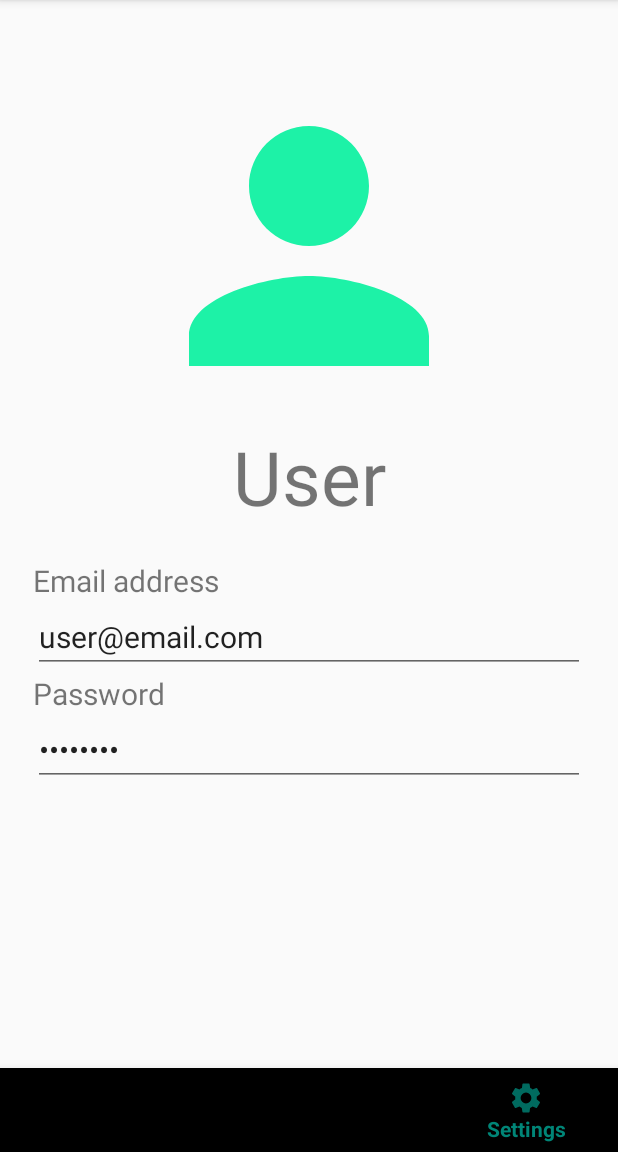
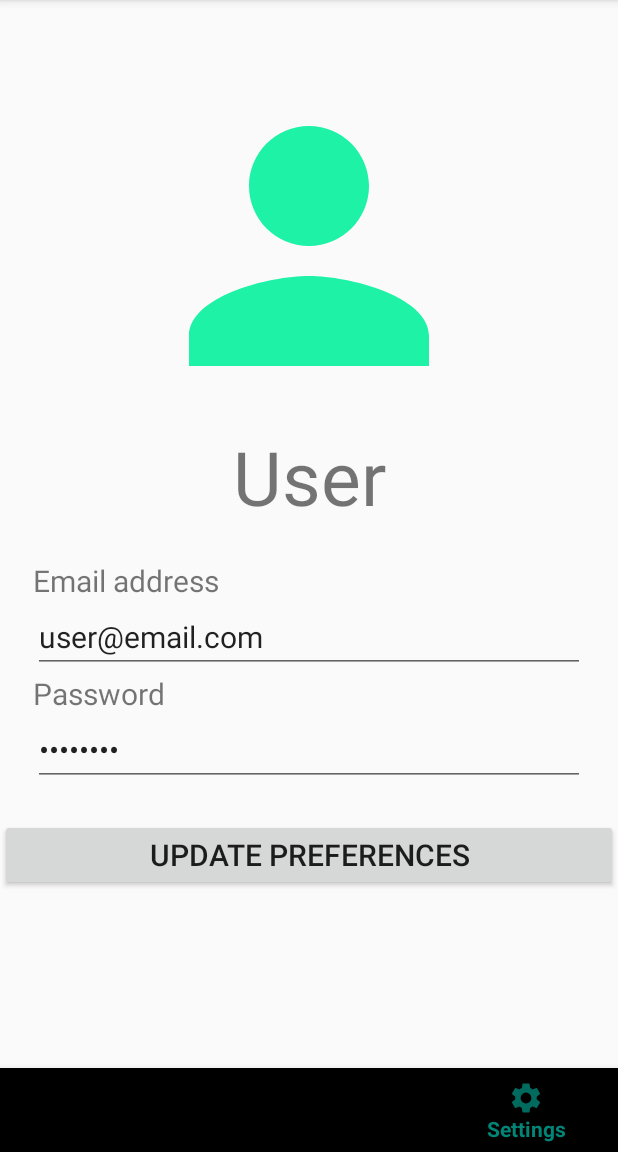
Before and after one commit to Etzernal/Java-1D, an Android app: the screen it shows after launch (MainActivity), item 4 of the bottom bar chosen, on a phone screen of 412 x 824 dp, the part 84-1236 px from its top. Run offline under Robolectric (Android 15) with nearby library versions, the light colour scheme and no system bars.

Commit message:
Add settings page

```diff
--- a/Java_1D/app/src/main/java/com/example/java_1d/MainActivity.java
+++ b/Java_1D/app/src/main/java/com/example/java_1d/MainActivity.java
@@ -14,8 +14,15 @@ import androidx.fragment.app.Fragment;
 import android.view.View;
 import android.view.Menu;
 import android.view.MenuItem;
+import android.widget.Button;
+
+import org.w3c.dom.Text;
 
 public class MainActivity extends AppCompatActivity {
+
+    private Text user_email;
+    private String password = "password";
+    private String username = "User";
 
     @Override
     protected void onCreate(Bundle savedInstanceState) {
@@ -57,6 +64,14 @@ public class MainActivity extends AppCompatActivity {
                             break;
                         case R.id.action_settings:
                             selectedFragment = new SettingsFragment();
+//                            final Button update = findViewById(R.id.settings_update_button);
+//                            update.setOnClickListener(new View.OnClickListener() {
+//                                @Override
+//                                public void onClick(View v) {
+//                                    //no idea what to put in here
+//                                }
+//                            });
+
                             break;
 
                     }
--- a/Java_1D/app/src/main/res/layout/fragment_settings.xml
+++ b/Java_1D/app/src/main/res/layout/fragment_settings.xml
@@ -16,7 +16,7 @@
             android:orientation="vertical">
 
             <ImageView
-                android:id="@+id/imageView4"
+                android:id="@+id/settings_profile_pic"
                 android:layout_width="wrap_content"
                 android:layout_height="wrap_content"
                 android:layout_gravity="center_horizontal"
@@ -33,7 +33,7 @@
                 android:layout_marginBottom="10pt"/>
 
             <TextView
-                android:id="@+id/login_email"
+                android:id="@+id/settings_login_email"
                 android:layout_width="match_parent"
                 android:layout_height="wrap_content"
                 android:layout_marginHorizontal="10pt"
@@ -41,7 +41,7 @@
                 android:textSize="20sp"/>
 
             <EditText
-                android:id="@+id/email_input"
+                android:id="@+id/settings_email_input"
                 android:layout_width="match_parent"
                 android:layout_height="wrap_content"
                 android:layout_marginHorizontal="10pt"
@@ -51,7 +51,7 @@
                 android:textSize="20sp"/>
 
             <TextView
-                android:id="@+id/login_password"
+                android:id="@+id/settings_login_password"
                 android:layout_width="match_parent"
                 android:layout_height="wrap_content"
                 android:layout_marginHorizontal="10pt"
@@ -59,13 +59,21 @@
                 android:textSize="20sp"/>
 
             <EditText
-                android:id="@+id/pw_input"
+                android:id="@+id/settings_pw_input"
                 android:layout_width="match_parent"
                 android:layout_height="wrap_content"
                 android:layout_marginHorizontal="10pt"
                 android:ems="10"
                 android:inputType="textPassword"
                 android:text="password"
+                android:textSize="20sp"/>
+
+            <Button
+                android:id="@+id/settings_update_button"
+                android:layout_width="match_parent"
+                android:layout_height="wrap_content"
+                android:layout_marginTop="10pt"
+                android:text="Update Preferences"
                 android:textSize="20sp"/>
 
 
```
